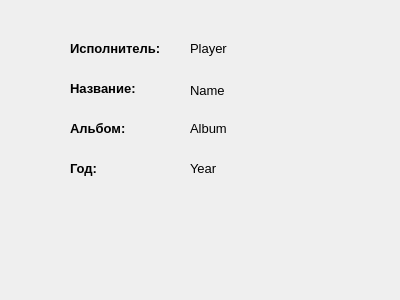
First picture: the form in metasonginfo.ui, repository esiole/gui_1h2020-post, before the edit.
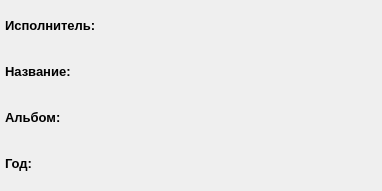
Second picture: the form after the edit. Icons and pictures are not drawn.

Commit message: Удаление заглушек в gui

```diff
--- a/metasonginfo.ui
+++ b/metasonginfo.ui
@@ -6,10 +6,16 @@
    <rect>
     <x>0</x>
     <y>0</y>
-    <width>400</width>
-    <height>300</height>
+    <width>382</width>
+    <height>191</height>
    </rect>
   </property>
+  <property name="sizePolicy">
+   <sizepolicy hsizetype="Preferred" vsizetype="Preferred">
+    <horstretch>0</horstretch>
+    <verstretch>0</verstretch>
+   </sizepolicy>
+  </property>
   <property name="windowTitle">
    <string>Мета информация</string>
   </property>
@@ -17,90 +23,35 @@
    <iconset resource="resource.qrc">
     <normaloff>:/images/title.jpg</normaloff>:/images/title.jpg</iconset>
   </property>
-  <widget class="QLabel" name="labelYear">
+  <widget class="QWidget" name="formLayoutWidget">
    <property name="geometry">
     <rect>
-     <x>190</x>
-     <y>160</y>
-     <width>171</width>
-     <height>16</height>
+     <x>0</x>
+     <y>0</y>
+     <width>381</width>
+     <height>191</height>
     </rect>
    </property>
-   <property name="font">
-    <font>
-     <family>Arial</family>
-     <pointsize>10</pointsize>
-    </font>
-   </property>
-   <property name="text">
-    <string>Year</string>
-   </property>
-  </widget>
-  <widget class="QLabel" name="labelPlayer">
-   <property name="geometry">
-    <rect>
-     <x>190</x>
-     <y>40</y>
-     <width>201</width>
-     <height>16</height>
-    </rect>
-   </property>
-   <property name="font">
-    <font>
-     <family>Arial</family>
-     <pointsize>10</pointsize>
-    </font>
-   </property>
-   <property name="text">
-    <string>Player</string>
-   </property>
-  </widget>
-  <widget class="QLabel" name="labelAlbum">
-   <property name="geometry">
-    <rect>
-     <x>190</x>
-     <y>120</y>
-     <width>191</width>
-     <height>16</height>
-    </rect>
-   </property>
-   <property name="font">
-    <font>
-     <family>Arial</family>
-     <pointsize>10</pointsize>
-    </font>
-   </property>
-   <property name="text">
-    <string>Album</string>
-   </property>
-  </widget>
-  <widget class="QLabel" name="labelTitle">
-   <property name="geometry">
-    <rect>
-     <x>190</x>
-     <y>80</y>
-     <width>201</width>
-     <height>20</height>
-    </rect>
-   </property>
-   <property name="font">
-    <font>
-     <family>Arial</family>
-     <pointsize>10</pointsize>
-    </font>
-   </property>
-   <property name="text">
-    <string>Name</string>
-   </property>
-  </widget>
+   <layout class="QFormLayout" name="formLayout">
+    <property name="leftMargin">
+     <number>5</number>
+    </property>
+    <property name="topMargin">
+     <number>5</number>
+    </property>
+    <property name="rightMargin">
+     <number>5</number>
+    </property>
+    <property name="bottomMargin">
+     <number>5</number>
+    </property>
+    <item row="0" column="0">
   <widget class="QLabel" name="authorTextLabel">
-   <property name="geometry">
-    <rect>
-     <x>70</x>
-     <y>40</y>
-     <width>121</width>
-     <height>16</height>
-    </rect>
+      <property name="minimumSize">
+       <size>
+        <width>0</width>
+        <height>40</height>
+       </size>
    </property>
    <property name="font">
     <font>
@@ -114,14 +65,14 @@
     <string>Исполнитель:</string>
    </property>
   </widget>
+    </item>
+    <item row="1" column="0">
   <widget class="QLabel" name="titleTextLabel">
-   <property name="geometry">
-    <rect>
-     <x>70</x>
-     <y>80</y>
-     <width>91</width>
-     <height>16</height>
-    </rect>
+      <property name="minimumSize">
+       <size>
+        <width>0</width>
+        <height>40</height>
+       </size>
    </property>
    <property name="font">
     <font>
@@ -135,14 +86,14 @@
     <string>Название:</string>
    </property>
   </widget>
+    </item>
+    <item row="2" column="0">
   <widget class="QLabel" name="albumTextLabel">
-   <property name="geometry">
-    <rect>
-     <x>70</x>
-     <y>120</y>
-     <width>81</width>
-     <height>16</height>
-    </rect>
+      <property name="minimumSize">
+       <size>
+        <width>0</width>
+        <height>40</height>
+       </size>
    </property>
    <property name="font">
     <font>
@@ -156,14 +107,14 @@
     <string>Альбом:</string>
    </property>
   </widget>
+    </item>
+    <item row="3" column="0">
   <widget class="QLabel" name="yearTextLabel">
-   <property name="geometry">
-    <rect>
-     <x>70</x>
-     <y>160</y>
-     <width>41</width>
-     <height>16</height>
-    </rect>
+      <property name="minimumSize">
+       <size>
+        <width>0</width>
+        <height>40</height>
+       </size>
    </property>
    <property name="font">
     <font>
@@ -176,6 +127,67 @@
    <property name="text">
     <string>Год:</string>
    </property>
+     </widget>
+    </item>
+    <item row="0" column="1">
+     <widget class="QLabel" name="labelPlayer">
+      <property name="font">
+       <font>
+        <family>Arial</family>
+        <pointsize>10</pointsize>
+       </font>
+      </property>
+      <property name="text">
+       <string/>
+      </property>
+     </widget>
+    </item>
+    <item row="1" column="1">
+     <widget class="QLabel" name="labelTitle">
+      <property name="sizePolicy">
+       <sizepolicy hsizetype="Preferred" vsizetype="Preferred">
+        <horstretch>0</horstretch>
+        <verstretch>0</verstretch>
+       </sizepolicy>
+      </property>
+      <property name="font">
+       <font>
+        <family>Arial</family>
+        <pointsize>10</pointsize>
+       </font>
+      </property>
+      <property name="text">
+       <string/>
+      </property>
+     </widget>
+    </item>
+    <item row="2" column="1">
+     <widget class="QLabel" name="labelAlbum">
+      <property name="font">
+       <font>
+        <family>Arial</family>
+        <pointsize>10</pointsize>
+       </font>
+      </property>
+      <property name="text">
+       <string/>
+      </property>
+     </widget>
+    </item>
+    <item row="3" column="1">
+     <widget class="QLabel" name="labelYear">
+      <property name="font">
+       <font>
+        <family>Arial</family>
+        <pointsize>10</pointsize>
+       </font>
+      </property>
+      <property name="text">
+       <string/>
+      </property>
+     </widget>
+    </item>
+   </layout>
   </widget>
  </widget>
  <resources>
```
Lines whose indentation alone changed are shown as unchanged. The commit also changes 2 other files.
